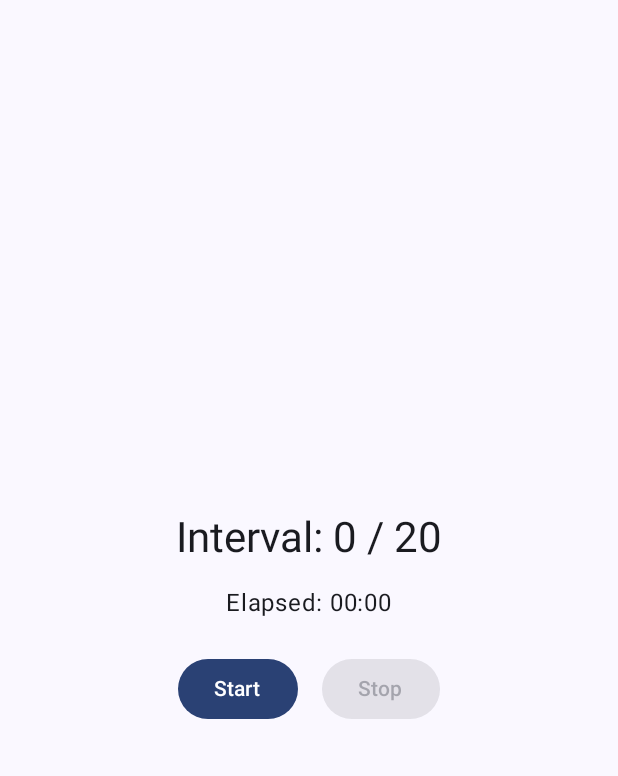
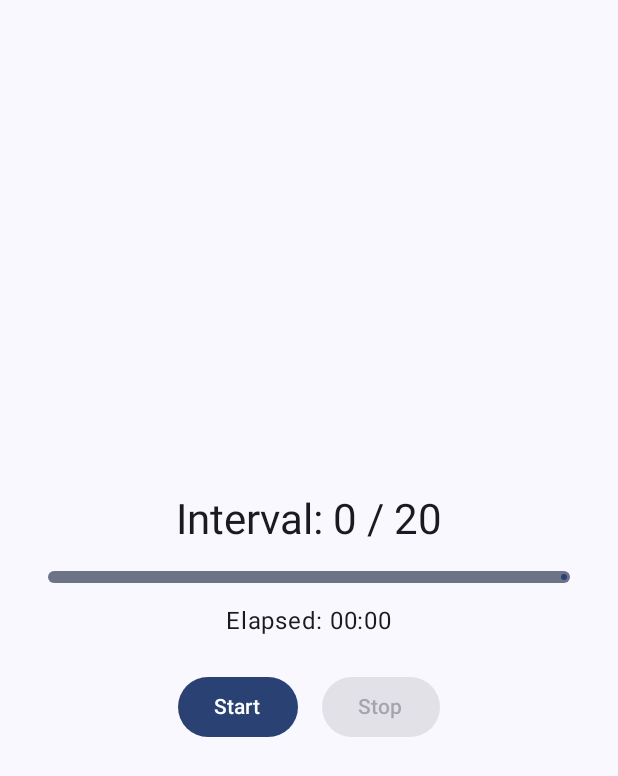
Before and after one commit to cw/android-interval-tap-timer, an Android app built with Jetpack Compose: the screen it shows after launch (MainActivity), on a phone screen of 412 x 824 dp. Shown: the top 776 px of the screen. Run offline under Robolectric (Android 15) with nearby library versions, the phone set to English and light mode, and no system bars.

Commit message:
rudimentary impl

```diff
--- a/app/src/main/java/biz/codefuture/intervaltaptimer/ui/IntervalTimerScreen.kt
+++ b/app/src/main/java/biz/codefuture/intervaltaptimer/ui/IntervalTimerScreen.kt
@@ -5,6 +5,7 @@ import androidx.compose.foundation.background
 import androidx.compose.foundation.isSystemInDarkTheme
 import androidx.compose.foundation.layout.*
 import androidx.compose.material3.*
+import androidx.compose.material3.LinearProgressIndicator
 import androidx.compose.runtime.*
 import androidx.compose.ui.Alignment
 import androidx.compose.ui.Modifier
@@ -70,6 +71,19 @@ fun IntervalTimerScreen(
 
         Spacer(modifier = Modifier.height(16.dp))
 
+        val progress = intervalCount / maxIntervals.toFloat()
+        LinearProgressIndicator(
+        progress = { progress.coerceIn(0f, 1f) },
+        modifier = Modifier
+                        .fillMaxWidth()
+                        .height(8.dp),
+        color = ProgressIndicatorDefaults.linearColor,
+        trackColor = ProgressIndicatorDefaults.linearTrackColor,
+        strokeCap = ProgressIndicatorDefaults.LinearStrokeCap,
+        )
+
+        Spacer(modifier = Modifier.height(16.dp))
+
         Text(
             text = "Elapsed: ${TimerUtils.formatElapsedTime(elapsedTimeMillis)}",
             style = MaterialTheme.typography.bodyLarge,
```
